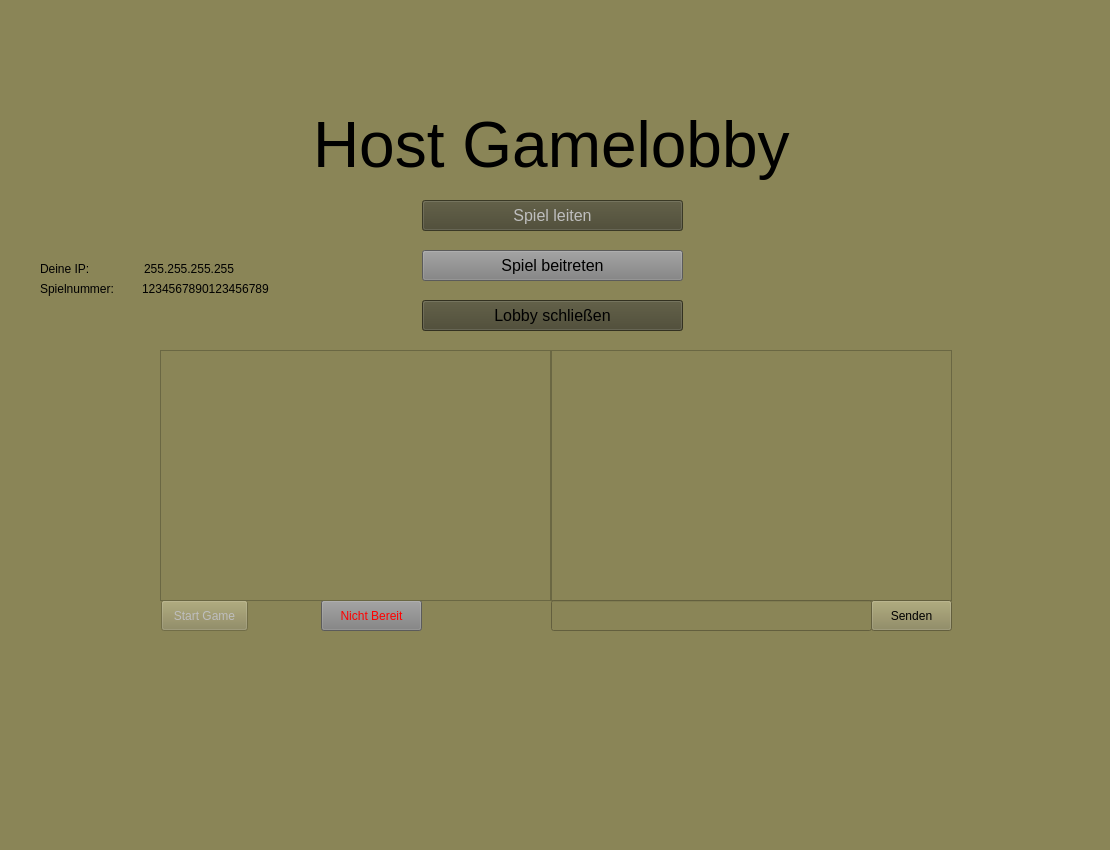
DeRocketman/paf-group-f_eTanks, file client_python/gui_prototype/LobbyHostView.ui: the form before one commit.
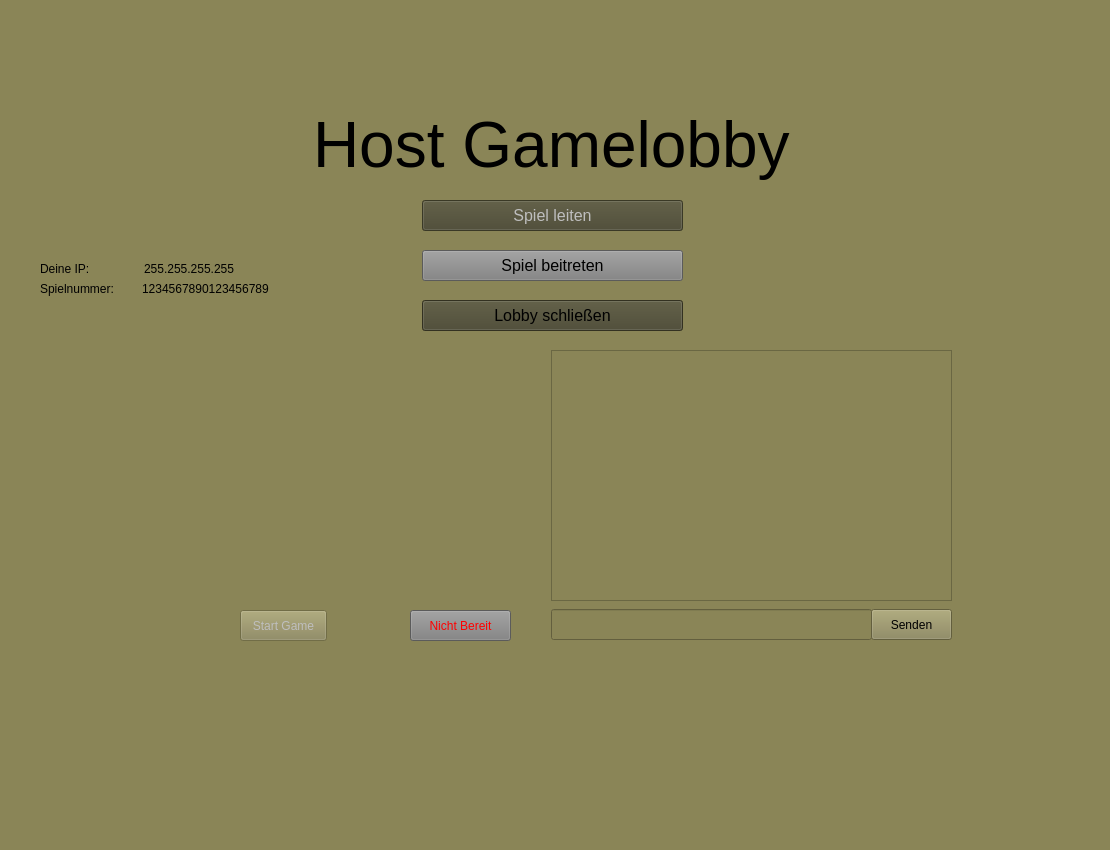
The form after the commit.

Commit message: DS: working only on GameLobby in Python

```diff
--- a/client_python/gui_prototype/LobbyHostView.ui
+++ b/client_python/gui_prototype/LobbyHostView.ui
@@ -161,7 +161,7 @@
    <property name="geometry">
     <rect>
      <x>551</x>
-     <y>600</y>
+     <y>609</y>
      <width>321</width>
      <height>31</height>
     </rect>
@@ -171,7 +171,7 @@
    <property name="geometry">
     <rect>
      <x>871</x>
-     <y>600</y>
+     <y>609</y>
      <width>81</width>
      <height>31</height>
     </rect>
@@ -238,8 +238,8 @@
    </property>
    <property name="geometry">
     <rect>
-     <x>161</x>
-     <y>600</y>
+     <x>240</x>
+     <y>610</y>
      <width>87</width>
      <height>31</height>
     </rect>
@@ -251,8 +251,8 @@
   <widget class="QPushButton" name="setRdyButton">
    <property name="geometry">
     <rect>
-     <x>321</x>
-     <y>600</y>
+     <x>410</x>
+     <y>610</y>
      <width>101</width>
      <height>31</height>
     </rect>
@@ -265,14 +265,36 @@
     <string>Nicht Bereit</string>
    </property>
   </widget>
-  <widget class="QTableView" name="playerTableView">
+  <widget class="QListWidget" name="playerList">
    <property name="geometry">
     <rect>
-     <x>160</x>
+     <x>190</x>
      <y>350</y>
-     <width>391</width>
+     <width>281</width>
      <height>251</height>
     </rect>
+   </property>
+   <property name="styleSheet">
+    <string notr="true">border-style: none</string>
+   </property>
+  </widget>
+  <widget class="QListWidget" name="rdyList">
+   <property name="geometry">
+    <rect>
+     <x>480</x>
+     <y>350</y>
+     <width>51</width>
+     <height>251</height>
+    </rect>
+   </property>
+   <property name="styleSheet">
+    <string notr="true">border-style: none;</string>
+   </property>
+   <property name="flow">
+    <enum>QListView::TopToBottom</enum>
+   </property>
+   <property name="viewMode">
+    <enum>QListView::ListMode</enum>
    </property>
   </widget>
  </widget>
```
The commit also changes 10 other files.
